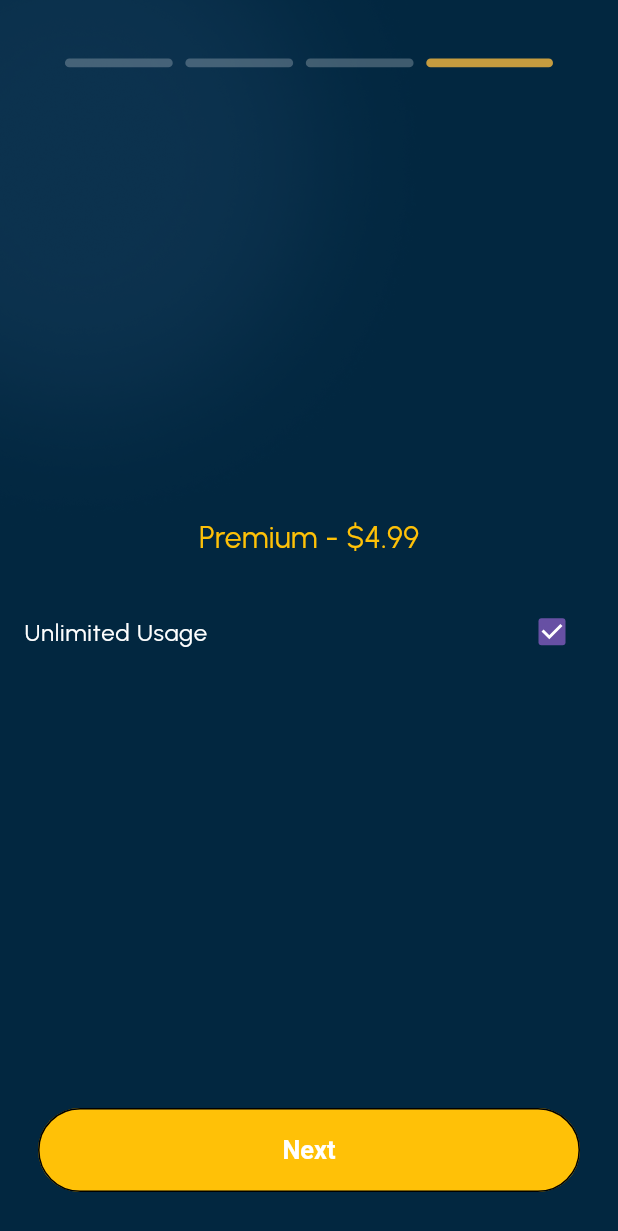
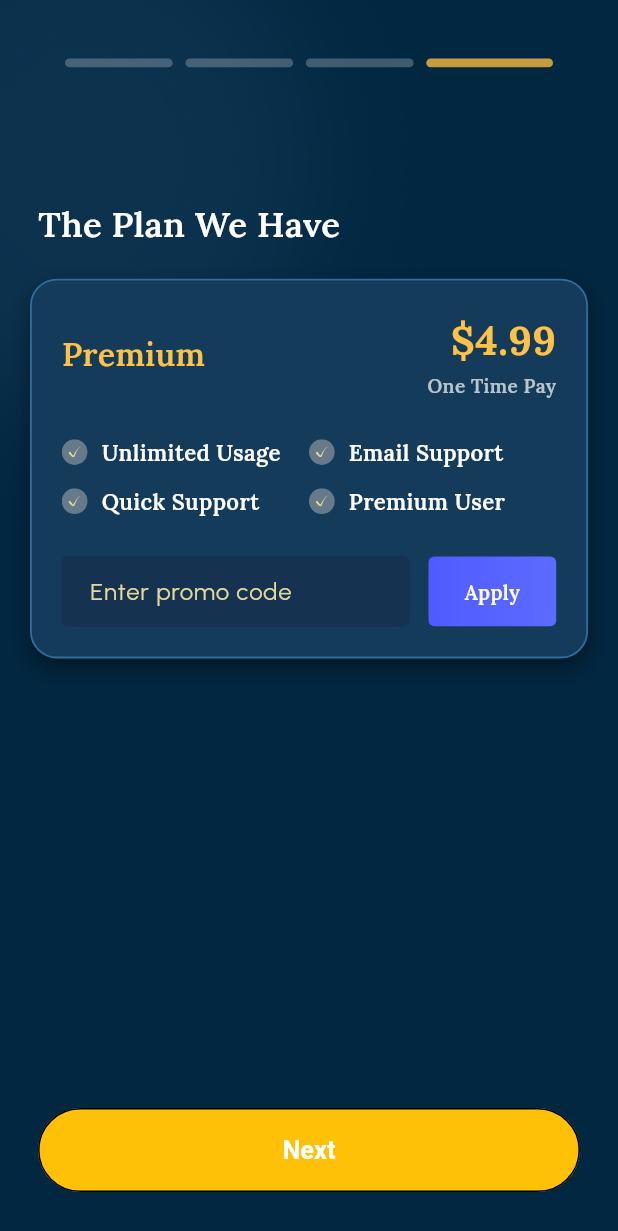
Before and after one commit to waliullah8328/swim_metrics, a Flutter app: the screen it shows after launch, swiped to page 4, on a phone screen of 412 x 824 dp. Shown: the top 1231 px of the screen. Run offline on Flutter 3.47's test engine with Material 3 defaults, Android fonts, the phone set to English and light mode, and no system bars; our stand-ins replace connectivity_plus, dio, flutter_dotenv, flutter_riverpod, flutter_spinkit, flutter_svg and 4 more; accounts and stored records are empty.

Commit message:
full onboardig added

```diff
--- a/lib/core/utils/constants/icon_path.dart
+++ b/lib/core/utils/constants/icon_path.dart
@@ -9,6 +9,9 @@ class IconPath{
   static const  String courseIcon ='$_basePath/course_icon.svg';
   static const  String rankCourseIcon ='$_basePath/rank_course_icon.svg';
   static const  String calculatorIcon ='$_basePath/calculator_icon.svg';
+  static const  String stopWatchIcon ='$_basePath/stop_watch_icon.svg';
+  static const  String conversionIcon ='$_basePath/conversion_icon.svg';
+  static const  String ticMarkIcon ='$_basePath/tic_mark_icon.svg';
 
 
 
--- a/lib/feature/on_boarding/presentation/screens/widget/core_tool_card_widget.dart
+++ b/lib/feature/on_boarding/presentation/screens/widget/core_tool_card_widget.dart
@@ -9,6 +9,7 @@ class CoreToolCard extends StatelessWidget {
   final String description;
   final String icon;
   final VoidCallback? onTap;
+  final bool? isLeft;
 
   const CoreToolCard({
     super.key,
@@ -16,6 +17,7 @@ class CoreToolCard extends StatelessWidget {
     required this.description,
     required this.icon,
     this.onTap,
+    this.isLeft = true,
   });
 
   @override
@@ -44,11 +46,18 @@ class CoreToolCard extends StatelessWidget {
           crossAxisAlignment: CrossAxisAlignment.start,
           children: [
             /// LEFT ICON
-            Center(
-              child: SvgPicture.asset(icon),
-            ),
+            if(isLeft!)
+              Row(
+                children: [
+                  Center(
+                    child: SvgPicture.asset(icon),
+                  ),
+                  SizedBox(width: 16.h),
+                ],
+              ),
 
-            SizedBox(width: 16.h),
+
+
 
 
 
@@ -71,14 +80,25 @@ class CoreToolCard extends StatelessWidget {
                     text:
                     description,
 
-                      color: Colors.white.withOpacity(0.8),
-                      fontSize: 10.sp,
+                      color: Color(0xffE3D99B),
+                      fontSize: 11.sp,
+
 
 
                   ),
                 ],
               ),
             ),
+            if(!isLeft!)
+              Row(
+                children: [
+                  SizedBox(width: 16.h),
+                  Center(
+                    child: SvgPicture.asset(icon),
+                  ),
+
+                ],
+              ),
           ],
         ),
       ),
--- a/lib/feature/on_boarding/presentation/screens/widget/plan_page_widget.dart
+++ b/lib/feature/on_boarding/presentation/screens/widget/plan_page_widget.dart
@@ -1,32 +1,40 @@
 import 'package:flutter/material.dart';
 import 'package:flutter_riverpod/flutter_riverpod.dart';
+import 'package:swim_metrics/core/common/widgets/custom_text.dart';
+import 'package:swim_metrics/core/utils/constants/app_sizer.dart';
+import 'package:swim_metrics/feature/on_boarding/presentation/screens/widget/premium_plan_card_widget.dart';
 
-import '../../riverpod/on_boarding_view_model.dart';
 
 class PlanPage extends ConsumerWidget {
   const PlanPage({super.key});
 
   @override
   Widget build(BuildContext context, WidgetRef ref) {
-    final state = ref.watch(onboardingProvider);
-    final notifier = ref.read(onboardingProvider.notifier);
 
-    return Column(
-      mainAxisAlignment: MainAxisAlignment.center,
-      children: [
-        const Text("Premium - \$4.99",
-            style: TextStyle(color: Colors.amber, fontSize: 20)),
 
-        const SizedBox(height: 20),
+    return SingleChildScrollView(
+      child: Column(
+        mainAxisAlignment: MainAxisAlignment.start,
+        children: [
+          SizedBox(height: 60.h),
+          Padding(
+            padding: EdgeInsets.only(left: 24.w),
+            child: Align(
+              alignment: Alignment.centerLeft,
+              child: CustomText(
+                text:
+                "The Plan We Have",
 
-        CheckboxListTile(
-          value: state.isPremiumSelected,
-          onChanged: (value) =>
-              notifier.selectPlan(value ?? true),
-          title: const Text("Unlimited Usage",
-              style: TextStyle(color: Colors.white)),
-        ),
-      ],
+                  color: Colors.white,
+                  fontSize: 22.sp,
+                  fontWeight: FontWeight.w600,
+
+              ),
+            ),
+          ),
+          PremiumPlanCard(),
+        ],
+      ),
     );
   }
 }
--- /dev/null
+++ b/lib/feature/on_boarding/presentation/screens/widget/premium_plan_card_widget.dart
@@ -0,0 +1,238 @@
+import 'package:flutter/material.dart';
+import 'package:flutter_riverpod/flutter_riverpod.dart';
+
+
+import 'package:flutter_riverpod/legacy.dart';
+import 'package:flutter_svg/flutter_svg.dart';
+import 'package:swim_metrics/core/common/widgets/custom_text.dart';
+import 'package:swim_metrics/core/utils/constants/app_sizer.dart';
+import 'package:swim_metrics/core/utils/constants/icon_path.dart';
+
+import '../../../../../core/utils/constants/app_colors.dart';
+
+final promoCodeProvider = StateProvider<String>((ref) => '');
+
+final isApplyingProvider = StateProvider<bool>((ref) => false);
+class PremiumPlanCard extends ConsumerWidget {
+  const PremiumPlanCard({super.key});
+
+  @override
+  Widget build(BuildContext context, WidgetRef ref) {
+    final promoCode = ref.watch(promoCodeProvider);
+    final isApplying = ref.watch(isApplyingProvider);
+
+    return Container(
+      margin: const EdgeInsets.symmetric(horizontal: 20, vertical: 20),
+      padding: const EdgeInsets.all(20),
+      decoration: BoxDecoration(
+        color: const Color(0xFF143B5A),
+        borderRadius: BorderRadius.circular(18),
+        border: Border.all(
+          color: const Color(0xFF2F6F9F),
+          width: 1.2,
+        ),
+        boxShadow: [
+          BoxShadow(
+            color: Colors.black.withValues(alpha: 0.4),
+            blurRadius: 12,
+            offset: const Offset(0, 6),
+          ),
+        ],
+      ),
+      child: Column(
+        crossAxisAlignment: CrossAxisAlignment.start,
+        children: [
+
+          /// Top Row
+          Row(
+            mainAxisAlignment: MainAxisAlignment.spaceBetween,
+            children: [
+              CustomText(
+                text:
+                "Premium",
+
+                  fontSize: 22.h,
+                  fontWeight: FontWeight.w600,
+                  color: Color(0xFFFFC247),
+
+              ),
+
+              Column(
+                crossAxisAlignment: CrossAxisAlignment.end,
+                children:  [
+                  CustomText(
+                    text:
+                    "\$4.99",
+
+                      fontSize: 26.sp,
+                      fontWeight: FontWeight.bold,
+                      color: Color(0xFFFFC247),
+                    ),
+
+                  SizedBox(height: 2.h),
+                  CustomText(
+                    text:
+                    "One Time Pay",
+
+                      fontSize: 12.sp,
+                      color: Colors.white70,
+
+                  ),
+                ],
+              ),
+            ],
+          ),
+
+          SizedBox(height: 20.h),
+
+          /// Features
+          Row(
+            crossAxisAlignment: CrossAxisAlignment.start,
+            children: const [
+              Expanded(
+                child: Column(
+                  children: [
+                    _FeatureItem(text: "Unlimited Usage"),
+                    _FeatureItem(text: "Quick Support"),
+                  ],
+                ),
+              ),
+              Expanded(
+                child: Column(
+                  children: [
+                    _FeatureItem(text: "Email Support"),
+                    _FeatureItem(text: "Premium User"),
+                  ],
+                ),
+              ),
+            ],
+          ),
+
+          const SizedBox(height: 20),
+
+          /// Promo + Button
+          Row(
+            children: [
+
+              /// Promo Field
+              Expanded(
+                child: Container(
+                  height: 48.h,
+                  decoration: BoxDecoration(
+                    color: const Color(0xFF0F2D44),
+                    borderRadius: BorderRadius.circular(12),
+
+                  ),
+                  child: TextField(
+                    onChanged: (value) =>
+                    ref.read(promoCodeProvider.notifier).state = value,
+                    style: const TextStyle(color: Colors.white),
+                    decoration: InputDecoration(
+                      hintText: "Enter promo code",
+                      filled: true,
+                      fillColor: const Color(0xff153250),
+                      hintStyle: const TextStyle(color:Color(0xffE3D99B),),
+                      border: OutlineInputBorder(
+                        borderRadius: BorderRadius.circular(4),
+                        borderSide: BorderSide(color: Color(0xff153250)),
+
+                      ),
+                      focusedBorder:OutlineInputBorder(
+                        borderRadius: BorderRadius.circular(4),
+                        borderSide: BorderSide(color: Color(0xff153250)),
+
+                      ),
+                      enabledBorder: OutlineInputBorder(
+                        borderRadius: BorderRadius.circular(4),
+                        borderSide: BorderSide(color: Color(0xff153250)),
+
+                      ),
+                      contentPadding:
+                       EdgeInsets.symmetric(horizontal: 14.w, vertical: 12.h),
+                    ),
+                  ),
+                ),
+              ),
+
+              SizedBox(width: 12.w),
+
+              /// Apply Button
+              GestureDetector(
+                onTap: isApplying
+                    ? null
+                    : () async {
+                  ref.read(isApplyingProvider.notifier).state = true;
+
+                  await Future.delayed(
+                      const Duration(seconds: 1));
+
+                  ref.read(isApplyingProvider.notifier).state = false;
+                },
+                child: Container(
+                  height: 44.w,
+                  padding: const EdgeInsets.symmetric(horizontal: 24),
+                  decoration: BoxDecoration(
+                    gradient: const LinearGradient(
+                      colors: [
+                        Color(0xFF4F5BFF),
+                        Color(0xFF5E6BFF),
+                      ],
+                    ),
+                    borderRadius: BorderRadius.circular(4),
+                  ),
+                  alignment: Alignment.center,
+                  child: isApplying
+                      ? const SizedBox(
+                    height: 18,
+                    width: 18,
+                    child: CircularProgressIndicator(
+                      strokeWidth: 2,
+                      color: Colors.white,
+                    ),
+                  )
+                      : CustomText(
+                    text:
+                    "Apply",
+
+                      color: Colors.white,
+                      fontWeight: FontWeight.w600,
+
+
+                  ),
+                ),
+              ),
+            ],
+          ),
+        ],
+      ),
+    );
+  }
+}
+
+class _FeatureItem extends StatelessWidget {
+  final String text;
+  const _FeatureItem({required this.text});
+
+  @override
+  Widget build(BuildContext context) {
+    return Padding(
+      padding:  EdgeInsets.symmetric(vertical: 6.h),
+      child: Row(
+        children: [
+          SvgPicture.asset(IconPath.ticMarkIcon),
+          SizedBox(width: 8.w),
+          Expanded(
+            child: CustomText(
+              text:
+              text,
+
+                color: Colors.white,
+                fontSize: 14.sp,
+
+            ),
+          )
+        ],
+      ),
+    );
+  }
+}
--- a/lib/feature/on_boarding/presentation/screens/widget/tools_page_widget.dart
+++ b/lib/feature/on_boarding/presentation/screens/widget/tools_page_widget.dart
@@ -12,11 +12,12 @@ class ToolsPage extends StatelessWidget {
   @override
   Widget build(BuildContext context) {
     return Padding(
-      padding:  EdgeInsets.only(left: 20.w,right: 20.w),
+      padding:  EdgeInsets.only(left: 20.w,right: 20.w,top: 50.h),
       child: Column(
         crossAxisAlignment: CrossAxisAlignment.start,
         children: [
           CustomText(text: "The Core Tools",fontSize: 22.sp,fontWeight: FontWeight.w600,color: AppColors.textWhite,),
+          SizedBox(height: 8.h,),
           CoreToolCard(
             title: "Split Calculator",
             description:
@@ -24,11 +25,24 @@ class ToolsPage extends StatelessWidget {
             icon: IconPath.calculatorIcon,
             onTap: () {},
           ),
-          Text(
-            "The Core Tools\n\nSplit Calculator\nCourse Conversion\nStopwatch",
-            textAlign: TextAlign.center,
-            style: TextStyle(color: Colors.white),
+          CoreToolCard(
+            isLeft: false,
+            title: "Course Conversion",
+            description:
+            "Seamlessly convert times between SCY, LCM, and SCM courses. Essential for college recruiting and international meets.",
+            icon: IconPath.conversionIcon,
+            onTap: () {},
           ),
+
+
+          CoreToolCard(
+            title: "Stopwatch",
+            description:
+            "Time swims with precision. Large, easy-to-hit buttons designed specifically for poolside use.",
+            icon: IconPath.stopWatchIcon,
+            onTap: () {},
+          ),
+
         ],
       ),
     );
```
Also changed, not shown: assets/icons/conversion_icon.svg (added), assets/icons/stop_watch_icon.svg (added), assets/icons/tic_mark_icon.svg (added).
